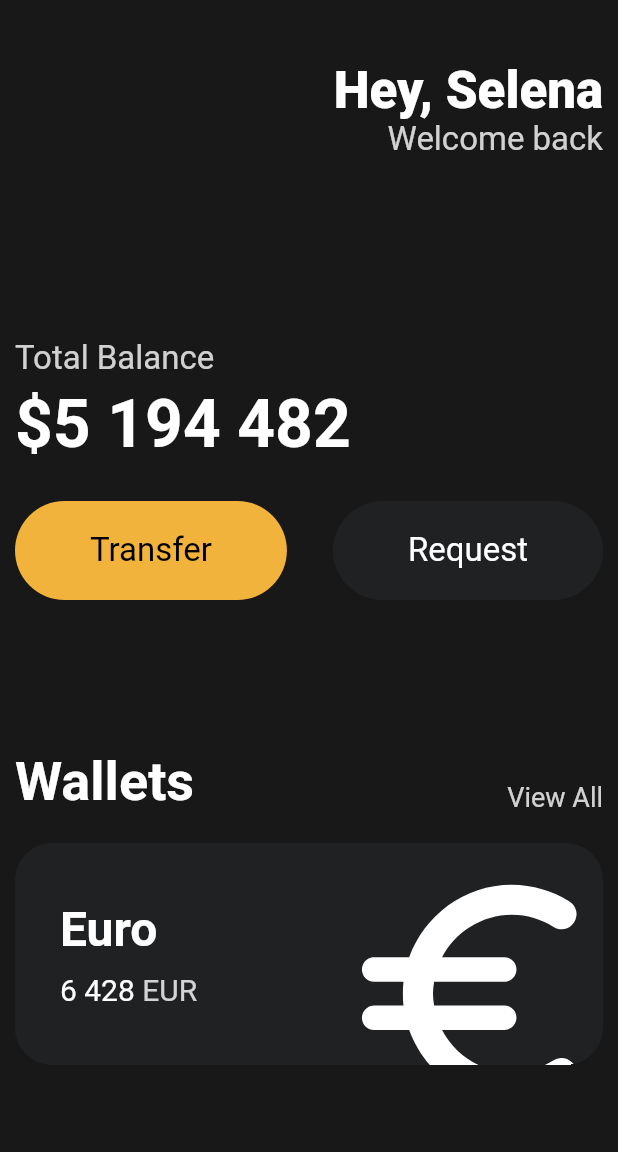
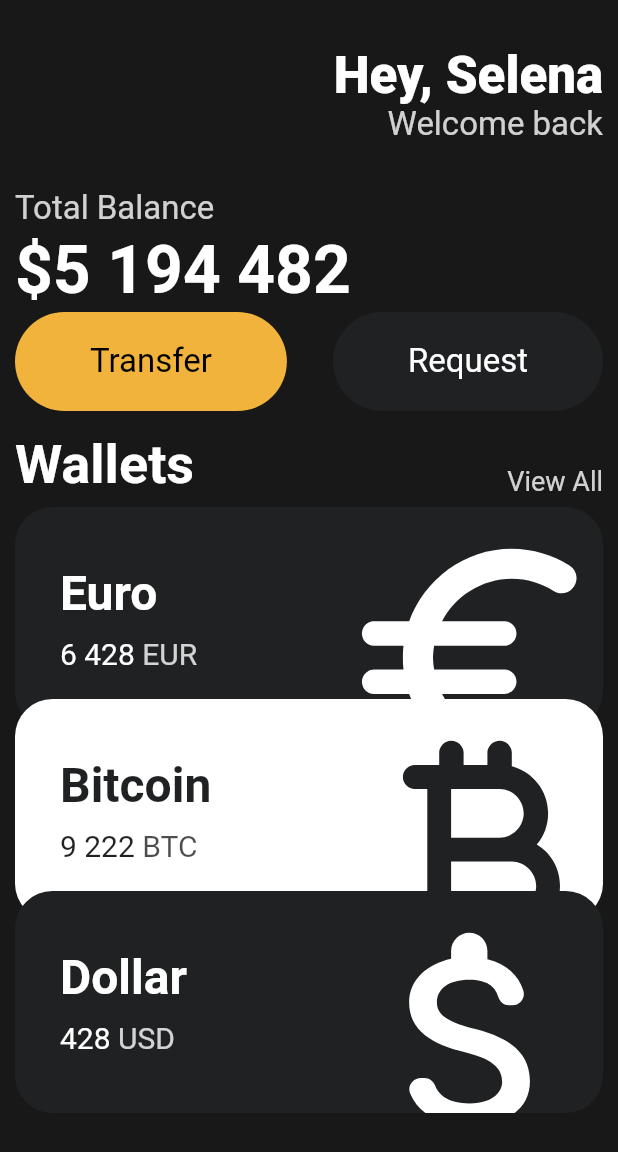
Before and after one commit to gaeguriBanchan/flutter-study, a Flutter app: the screen it shows after launch, on a phone screen of 412 x 824 dp. Shown: the top 1152 px of the screen. Run offline on Flutter 3.47's test engine with Material 2 defaults, Android fonts, the phone set to English and light mode, and no system bars.

Commit message:
card widgets 완료, first futter study 완성

```diff
--- a/lib/main.dart
+++ b/lib/main.dart
@@ -1,5 +1,6 @@
 import 'package:flutter/material.dart';
 import 'package:flutterstudy/widgets/button.dart';
+import 'package:flutterstudy/widgets/currency_card.dart';
 
 void main() {
   runApp(const App());
@@ -13,7 +14,8 @@ class App extends StatelessWidget {
     return MaterialApp(
       home: Scaffold(
         backgroundColor: const Color(0xFF181818),
-        body: Padding(
+        body: SingleChildScrollView(
+          child: Padding(
             padding: const EdgeInsets.symmetric(
               horizontal: 10,
             ),
@@ -21,7 +23,7 @@ class App extends StatelessWidget {
               crossAxisAlignment: CrossAxisAlignment.start,
               children: [
                 const SizedBox(
-                height: 40,
+                  height: 30,
                 ),
                 Row(
                   mainAxisAlignment: MainAxisAlignment.end,
@@ -48,7 +50,7 @@ class App extends StatelessWidget {
                   ],
                 ),
                 const SizedBox(
-                height: 120,
+                  height: 30,
                 ),
                 Text(
                   'Total Balance',
@@ -58,7 +60,7 @@ class App extends StatelessWidget {
                   ),
                 ),
                 const SizedBox(
-                height: 5,
+                  height: 2,
                 ),
                 const Text(
                   '\$5 194 482',
@@ -69,7 +71,7 @@ class App extends StatelessWidget {
                   ),
                 ),
                 const SizedBox(
-                height: 25,
+                  height: 2,
                 ),
                 const Row(
                   mainAxisAlignment: MainAxisAlignment.spaceBetween,
@@ -87,7 +89,7 @@ class App extends StatelessWidget {
                   ],
                 ),
                 const SizedBox(
-                height: 100,
+                  height: 15,
                 ),
                 Row(
                   crossAxisAlignment: CrossAxisAlignment.end,
@@ -111,72 +113,34 @@ class App extends StatelessWidget {
                   ],
                 ),
                 const SizedBox(
-                height: 20,
+                  height: 7,
                 ),
-              Container(
-                clipBehavior: Clip.hardEdge,
-                decoration: BoxDecoration(
-                  color: const Color(0xFF1F2123),
-                  borderRadius: BorderRadius.circular(25),
+                const CurrencyCard(
+                  name: 'Euro',
+                  code: 'EUR',
+                  amount: '6 428',
+                  icon: Icons.euro_rounded,
+                  isInverted: false,
+                  offset: [0, 0],
                 ),
-                child: Padding(
-                  padding: const EdgeInsets.all(30),
-                  child: Row(
-                    mainAxisAlignment: MainAxisAlignment.spaceBetween,
-                    children: [
-                      Column(
-                        crossAxisAlignment: CrossAxisAlignment.start,
-                        children: [
-                          const Text(
-                            'Euro',
-                            style: TextStyle(
-                              color: Colors.white,
-                              fontSize: 32,
-                              fontWeight: FontWeight.w600,
+                const CurrencyCard(
+                  name: 'Bitcoin',
+                  code: 'BTC',
+                  amount: '9 222',
+                  icon: Icons.currency_bitcoin_rounded,
+                  isInverted: true,
+                  offset: [0, -20],
                 ),
-                          ),
-                          const SizedBox(
-                            height: 10,
-                          ),
-                          Row(
-                            children: [
-                              const Text(
-                                '6 428',
-                                style: TextStyle(
-                                  color: Colors.white,
-                                  fontSize: 20,
-                                ),
-                              ),
-                              const SizedBox(
-                                width: 5,
-                              ),
-                              Text(
-                                'EUR',
-                                style: TextStyle(
-                                  color: Colors.white.withOpacity(0.8),
-                                  fontSize: 20,
-                                ),
-                              )
-                            ],
+                const CurrencyCard(
+                  name: 'Dollar',
+                  code: 'USD',
+                  amount: '428',
+                  icon: Icons.attach_money_rounded,
+                  isInverted: false,
+                  offset: [0, -40],
                 ),
               ],
             ),
-                      Transform.scale(
-                        scale: 2.2,
-                        child: Transform.translate(
-                          offset: const Offset(-5, 12),
-                          child: const Icon(
-                            Icons.euro_rounded,
-                            color: Colors.white,
-                            size: 88,
-                          ),
-                        ),
-                      ),
-                    ],
-                  ),
-                ),
-              ),
-            ],
           ),
         ),
       ),
--- /dev/null
+++ b/lib/widgets/currency_card.dart
@@ -0,0 +1,91 @@
+import 'package:flutter/material.dart';
+
+class CurrencyCard extends StatelessWidget {
+  final String name, code, amount;
+  final IconData icon;
+  final bool isInverted;
+  final List<double> offset;
+
+  final _blackColor = const Color(0xFF1F2123);
+
+  const CurrencyCard({
+    super.key,
+    required this.name,
+    required this.code,
+    required this.amount,
+    required this.icon,
+    required this.isInverted,
+    required this.offset,
+  });
+  @override
+  Widget build(BuildContext context) {
+    return Transform.translate(
+      offset: Offset(offset[0], offset[1]),
+      child: Container(
+        clipBehavior: Clip.hardEdge,
+        decoration: BoxDecoration(
+          color: isInverted ? Colors.white : _blackColor,
+          borderRadius: BorderRadius.circular(25),
+        ),
+        child: Padding(
+          padding: const EdgeInsets.all(30),
+          child: Row(
+            mainAxisAlignment: MainAxisAlignment.spaceBetween,
+            children: [
+              Column(
+                crossAxisAlignment: CrossAxisAlignment.start,
+                children: [
+                  Text(
+                    name,
+                    style: TextStyle(
+                      color: isInverted ? _blackColor : Colors.white,
+                      fontSize: 32,
+                      fontWeight: FontWeight.w600,
+                    ),
+                  ),
+                  const SizedBox(
+                    height: 10,
+                  ),
+                  Row(
+                    children: [
+                      Text(
+                        amount,
+                        style: TextStyle(
+                          color: isInverted ? _blackColor : Colors.white,
+                          fontSize: 20,
+                        ),
+                      ),
+                      const SizedBox(
+                        width: 5,
+                      ),
+                      Text(
+                        code,
+                        style: TextStyle(
+                          color: isInverted
+                              ? _blackColor.withOpacity(0.8)
+                              : Colors.white.withOpacity(0.8),
+                          fontSize: 20,
+                        ),
+                      )
+                    ],
+                  ),
+                ],
+              ),
+              Transform.scale(
+                scale: 2.2,
+                child: Transform.translate(
+                  offset: const Offset(-5, 12),
+                  child: Icon(
+                    icon,
+                    color: isInverted ? _blackColor : Colors.white,
+                    size: 88,
+                  ),
+                ),
+              ),
+            ],
+          ),
+        ),
+      ),
+    );
+  }
+}
```
Also changed, not shown: 1 other file. Lines whose indentation alone changed are shown as unchanged.
